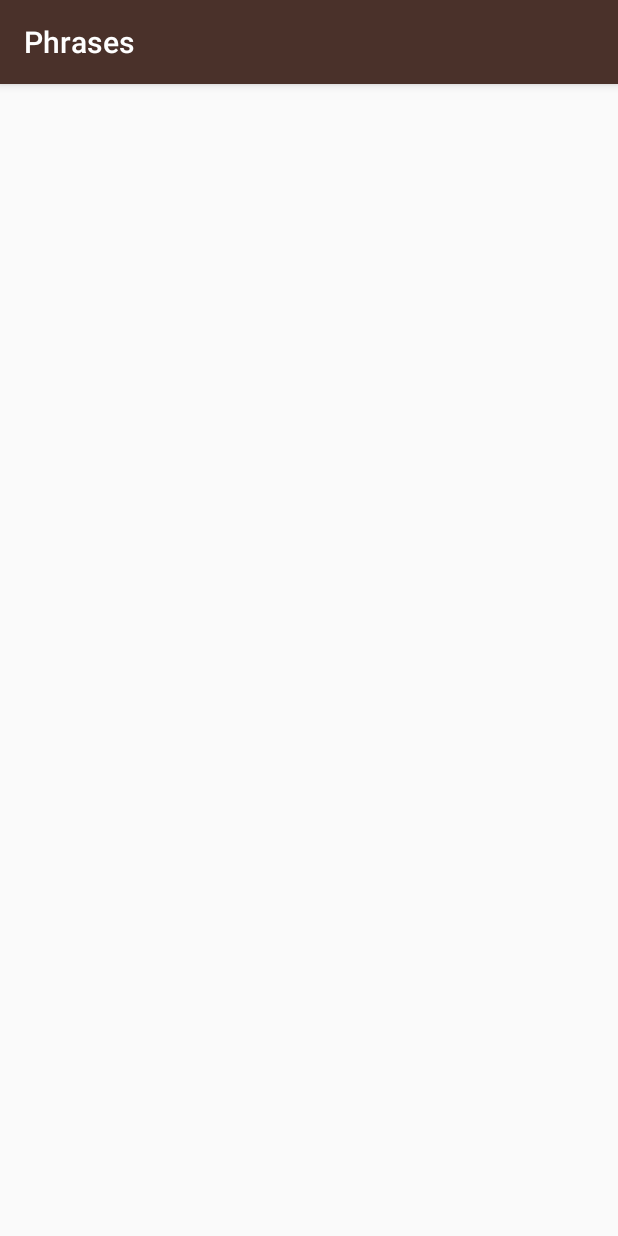
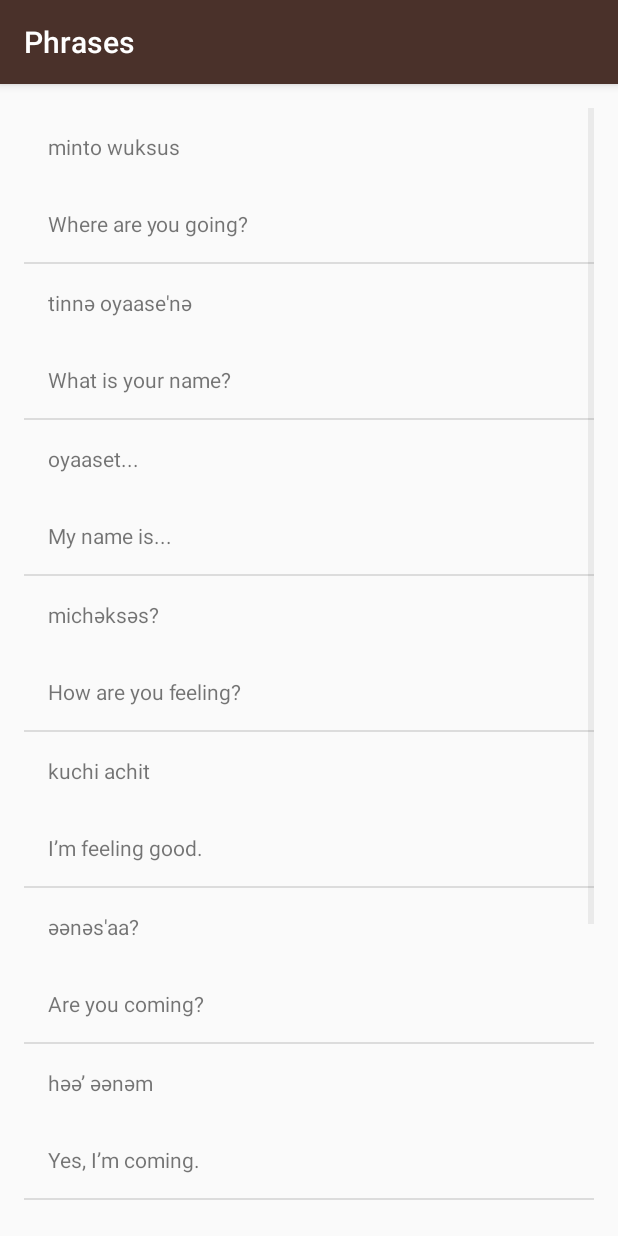
Before and after one commit to GlaDdos/MiwokLanguage, an Android app: the PhrasesActivity screen opened directly, with no data from a screen before it, on a phone screen of 412 x 824 dp. Run offline under Robolectric (Android 15) with nearby library versions, the light colour scheme and no system bars.

Commit message:
populating word lists in remaning categories, clering unused layouts

```diff
--- a/app/src/main/java/com/example/kamil/miwoklanguage/NumbersActivity.java
+++ b/app/src/main/java/com/example/kamil/miwoklanguage/NumbersActivity.java
@@ -30,7 +30,7 @@
 
         WordAdapter wordAdapter = new WordAdapter(this, words);
 
-        ListView listViewNumbers = (ListView) findViewById(R.id.numberList);
+        ListView listViewNumbers = (ListView) findViewById(R.id.wordList);
         listViewNumbers.setAdapter(wordAdapter);
 
 
--- a/app/src/main/java/com/example/kamil/miwoklanguage/PhrasesActivity.java
+++ b/app/src/main/java/com/example/kamil/miwoklanguage/PhrasesActivity.java
@@ -2,12 +2,35 @@
 
 import android.support.v7.app.AppCompatActivity;
 import android.os.Bundle;
+import android.widget.LinearLayout;
+import android.widget.ListView;
+
+import java.util.ArrayList;
 
 public class PhrasesActivity extends AppCompatActivity {
+
+    ArrayList<Word> words;
 
     @Override
     protected void onCreate(Bundle savedInstanceState) {
         super.onCreate(savedInstanceState);
-        setContentView(R.layout.activity_phrases);
+        setContentView(R.layout.word_list);
+
+        words = new ArrayList<>();
+        ArrayList<Word> words = new ArrayList<Word>();
+        words.add(new Word("Where are you going?", "minto wuksus"));
+        words.add(new Word("What is your name?", "tinnә oyaase'nә"));
+        words.add(new Word("My name is...", "oyaaset..."));
+        words.add(new Word("How are you feeling?", "michәksәs?"));
+        words.add(new Word("I’m feeling good.", "kuchi achit"));
+        words.add(new Word("Are you coming?", "әәnәs'aa?"));
+        words.add(new Word("Yes, I’m coming.", "hәә’ әәnәm"));
+        words.add(new Word("I’m coming.", "әәnәm"));
+        words.add(new Word("Let’s go.", "yoowutis"));
+        words.add(new Word("Come here.", "әnni'nem"));
+
+        ListView listView = (ListView) findViewById(R.id.wordList);
+        WordAdapter wordAdapter = new WordAdapter(this, words);
+        listView.setAdapter(wordAdapter);
     }
 }
--- a/app/src/main/res/layout/activity_phrases.xml
+++ /dev/null
@@ -1,9 +0,0 @@
-<?xml version="1.0" encoding="utf-8"?>
-<android.support.constraint.ConstraintLayout xmlns:android="http://schemas.android.com/apk/res/android"
-    xmlns:app="http://schemas.android.com/apk/res-auto"
-    xmlns:tools="http://schemas.android.com/tools"
-    android:layout_width="match_parent"
-    android:layout_height="match_parent"
-    tools:context=".PhrasesActivity">
-
-</android.support.constraint.ConstraintLayout>
--- a/app/src/main/res/layout/word_list.xml
+++ b/app/src/main/res/layout/word_list.xml
@@ -2,7 +2,7 @@
 <ListView xmlns:android="http://schemas.android.com/apk/res/android"
     xmlns:app="http://schemas.android.com/apk/res-auto"
     xmlns:tools="http://schemas.android.com/tools"
-    android:id="@+id/numberList"
+    android:id="@+id/wordList"
     android:layout_width="match_parent"
     android:layout_height="match_parent"
     android:orientation="vertical"
```
Also changed, not shown: app/src/main/java/com/example/kamil/miwoklanguage/ColorsActivity.java (+22 -1 lines), app/src/main/java/com/example/kamil/miwoklanguage/FamilyActivity.java (+22 -1 lines), app/src/main/res/layout/activity_colors.xml (deleted, +0 -9 lines), app/src/main/res/layout/activity_family.xml (deleted, +0 -9 lines).
